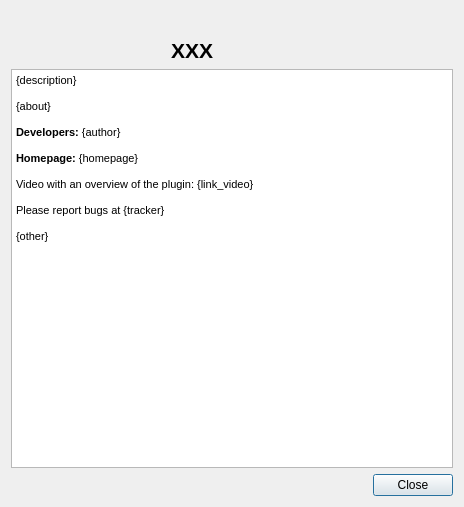
nextgis/qgis_copy_coords, file about_dialog_base.ui: the form before one commit.
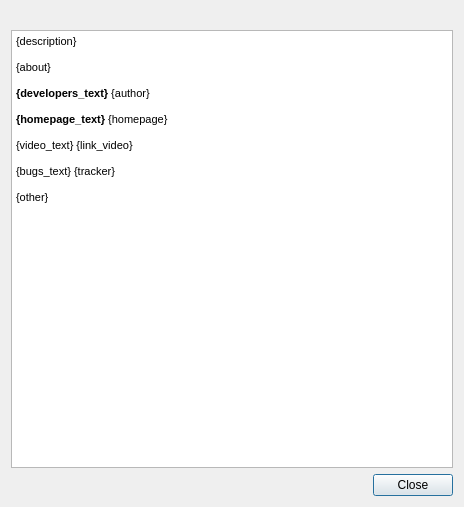
The form after the commit.

Patch:
```diff
--- a/about_dialog_base.ui
+++ b/about_dialog_base.ui
@@ -18,15 +18,10 @@
     <widget class="QLabel" name="pluginName">
      <property name="text">
       <string>&lt;!DOCTYPE HTML PUBLIC &quot;-//W3C//DTD HTML 4.0//EN&quot; &quot;http://www.w3.org/TR/REC-html40/strict.dtd&quot;&gt;
-                            &lt;html&gt;&lt;head&gt;&lt;meta name=&quot;qrichtext&quot; content=&quot;1&quot; /&gt;&lt;style
-                            type=&quot;text/css&quot;&gt;
-                            p, li { white-space: pre-wrap; }
-                            &lt;/style&gt;&lt;/head&gt;&lt;body style=&quot; font-family:'MS Shell Dlg 2';
-                            font-size:8pt; font-weight:400; font-style:normal;&quot;&gt;
-                            &lt;p align=&quot;center&quot; style=&quot; margin-top:0px; margin-bottom:0px;
-                            margin-left:0px; margin-right:0px; -qt-block-indent:0; text-indent:0px;&quot;&gt;&lt;span
-                            style=&quot; font-family:'Droid Sans'; font-size:16pt; font-weight:600;&quot;&gt;XXX&lt;/span&gt;&lt;/p&gt;&lt;/body&gt;&lt;/html&gt;
-                        </string>
+&lt;html&gt;&lt;head&gt;&lt;meta name=&quot;qrichtext&quot; content=&quot;1&quot; /&gt;&lt;style type=&quot;text/css&quot;&gt;
+p, li { white-space: pre-wrap; }
+&lt;/style&gt;&lt;/head&gt;&lt;body style=&quot; font-family:'MS Shell Dlg 2'; font-size:8pt; font-weight:400; font-style:normal;&quot;&gt;
+&lt;p align=&quot;center&quot; style=&quot;-qt-paragraph-type:empty; margin-top:0px; margin-bottom:0px; margin-left:0px; margin-right:0px; -qt-block-indent:0; text-indent:0px;&quot;&gt;&lt;br /&gt;&lt;/p&gt;&lt;/body&gt;&lt;/html&gt;</string>
      </property>
      <property name="alignment">
       <set>Qt::AlignCenter</set>
@@ -47,13 +42,13 @@
 &lt;p style=&quot;-qt-paragraph-type:empty; margin-top:0px; margin-bottom:0px; margin-left:0px; margin-right:0px; -qt-block-indent:0; text-indent:0px;&quot;&gt;&lt;br /&gt;&lt;/p&gt;
 &lt;p style=&quot; margin-top:0px; margin-bottom:0px; margin-left:0px; margin-right:0px; -qt-block-indent:0; text-indent:0px;&quot;&gt;{about}     &lt;/p&gt;
 &lt;p style=&quot; margin-top:0px; margin-bottom:0px; margin-left:0px; margin-right:0px; -qt-block-indent:0; text-indent:0px;&quot;&gt;                &lt;/p&gt;
-&lt;p style=&quot; margin-top:0px; margin-bottom:0px; margin-left:0px; margin-right:0px; -qt-block-indent:0; text-indent:0px;&quot;&gt;&lt;span style=&quot; font-weight:600;&quot;&gt;Developers:&lt;/span&gt; {author}&lt;/p&gt;
+&lt;p style=&quot; margin-top:0px; margin-bottom:0px; margin-left:0px; margin-right:0px; -qt-block-indent:0; text-indent:0px;&quot;&gt;&lt;span style=&quot; font-weight:600;&quot;&gt;{developers_text}&lt;/span&gt; {author}&lt;/p&gt;
 &lt;p style=&quot;-qt-paragraph-type:empty; margin-top:0px; margin-bottom:0px; margin-left:0px; margin-right:0px; -qt-block-indent:0; text-indent:0px;&quot;&gt;&lt;br /&gt;&lt;/p&gt;
-&lt;p style=&quot; margin-top:0px; margin-bottom:0px; margin-left:0px; margin-right:0px; -qt-block-indent:0; text-indent:0px;&quot;&gt;&lt;span style=&quot; font-weight:600;&quot;&gt;Homepage: &lt;/span&gt;{homepage}&lt;/p&gt;
+&lt;p style=&quot; margin-top:0px; margin-bottom:0px; margin-left:0px; margin-right:0px; -qt-block-indent:0; text-indent:0px;&quot;&gt;&lt;span style=&quot; font-weight:600;&quot;&gt;{homepage_text}&lt;/span&gt; {homepage}&lt;/p&gt;
 &lt;p style=&quot;-qt-paragraph-type:empty; margin-top:0px; margin-bottom:0px; margin-left:0px; margin-right:0px; -qt-block-indent:0; text-indent:0px;&quot;&gt;&lt;br /&gt;&lt;/p&gt;
-&lt;p style=&quot; margin-top:0px; margin-bottom:0px; margin-left:0px; margin-right:0px; -qt-block-indent:0; text-indent:0px;&quot;&gt;Video with an overview of the plugin: {link_video}&lt;/p&gt;
+&lt;p style=&quot; margin-top:0px; margin-bottom:0px; margin-left:0px; margin-right:0px; -qt-block-indent:0; text-indent:0px;&quot;&gt;{video_text} {link_video}&lt;/p&gt;
 &lt;p style=&quot;-qt-paragraph-type:empty; margin-top:0px; margin-bottom:0px; margin-left:0px; margin-right:0px; -qt-block-indent:0; text-indent:0px;&quot;&gt;&lt;br /&gt;&lt;/p&gt;
-&lt;p style=&quot; margin-top:0px; margin-bottom:0px; margin-left:0px; margin-right:0px; -qt-block-indent:0; text-indent:0px;&quot;&gt;Please report bugs at {tracker}&lt;/p&gt;
+&lt;p style=&quot; margin-top:0px; margin-bottom:0px; margin-left:0px; margin-right:0px; -qt-block-indent:0; text-indent:0px;&quot;&gt;{bugs_text} {tracker}&lt;/p&gt;
 &lt;p style=&quot;-qt-paragraph-type:empty; margin-top:0px; margin-bottom:0px; margin-left:0px; margin-right:0px; -qt-block-indent:0; text-indent:0px;&quot;&gt;&lt;br /&gt;&lt;/p&gt;
 &lt;p style=&quot; margin-top:0px; margin-bottom:0px; margin-left:0px; margin-right:0px; -qt-block-indent:0; text-indent:0px;&quot;&gt;{other}                 &lt;/p&gt;&lt;/body&gt;&lt;/html&gt;</string>
      </property>
```
